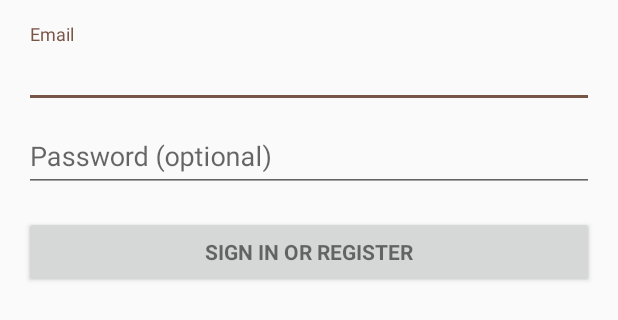
After one commit to hyerania/Vizion, an Android app: the layout activity_login.xml on its own in the app's theme, with its tools: preview values and no code run, on a phone screen of 412 x 824 dp. The commit adds this screen. Shown: the top 320 px of the screen. Run offline under Robolectric (Android 15) with nearby library versions, the phone set to English and light mode, and no system bars; network calls fail.

Commit message:
Setting up activity pages

```diff
--- a/src/app/VizionApp/app/build.gradle
+++ b/src/app/VizionApp/app/build.gradle
@@ -24,8 +24,9 @@
     androidTestCompile('com.android.support.test.espresso:espresso-core:2.2.2', {
         exclude group: 'com.android.support', module: 'support-annotations'
     })
+
     compile 'com.android.support:appcompat-v7:25.1.1'
+    compile 'com.android.volley:volley:1.0.0'
+    compile 'com.android.support:design:25.1.1'
     testCompile 'junit:junit:4.12'
-
-    compile 'com.android.volley:volley:1.0.0'
 }
--- /dev/null
+++ b/src/app/VizionApp/app/src/main/res/layout/activity_login.xml
@@ -0,0 +1,77 @@
+<LinearLayout xmlns:android="http://schemas.android.com/apk/res/android"
+    xmlns:tools="http://schemas.android.com/tools"
+    android:layout_width="match_parent"
+    android:layout_height="match_parent"
+    android:gravity="center_horizontal"
+    android:orientation="vertical"
+    android:paddingBottom="@dimen/activity_vertical_margin"
+    android:paddingLeft="@dimen/activity_horizontal_margin"
+    android:paddingRight="@dimen/activity_horizontal_margin"
+    android:paddingTop="@dimen/activity_vertical_margin"
+    tools:context="csce462.vizionapp.LoginActivity">
+
+    <!-- Login progress -->
+    <ProgressBar
+        android:id="@+id/login_progress"
+        style="?android:attr/progressBarStyleLarge"
+        android:layout_width="wrap_content"
+        android:layout_height="wrap_content"
+        android:layout_marginBottom="8dp"
+        android:visibility="gone" />
+
+    <ScrollView
+        android:id="@+id/login_form"
+        android:layout_width="match_parent"
+        android:layout_height="match_parent">
+
+        <LinearLayout
+            android:id="@+id/email_login_form"
+            android:layout_width="match_parent"
+            android:layout_height="wrap_content"
+            android:orientation="vertical">
+
+            <android.support.design.widget.TextInputLayout
+                android:layout_width="match_parent"
+                android:layout_height="wrap_content">
+
+                <AutoCompleteTextView
+                    android:id="@+id/email"
+                    android:layout_width="match_parent"
+                    android:layout_height="wrap_content"
+                    android:hint="@string/prompt_email"
+                    android:inputType="textEmailAddress"
+                    android:maxLines="1"
+                    android:singleLine="true" />
+
+            </android.support.design.widget.TextInputLayout>
+
+            <android.support.design.widget.TextInputLayout
+                android:layout_width="match_parent"
+                android:layout_height="wrap_content">
+
+                <EditText
+                    android:id="@+id/password"
+                    android:layout_width="match_parent"
+                    android:layout_height="wrap_content"
+                    android:hint="@string/prompt_password"
+                    android:imeActionId="@+id/login"
+                    android:imeActionLabel="@string/action_sign_in_short"
+                    android:imeOptions="actionUnspecified"
+                    android:inputType="textPassword"
+                    android:maxLines="1"
+                    android:singleLine="true" />
+
+            </android.support.design.widget.TextInputLayout>
+
+            <Button
+                android:id="@+id/email_sign_in_button"
+                style="?android:textAppearanceSmall"
+                android:layout_width="match_parent"
+                android:layout_height="wrap_content"
+                android:layout_marginTop="16dp"
+                android:text="@string/action_sign_in"
+                android:textStyle="bold" />
+
+        </LinearLayout>
+    </ScrollView>
+</LinearLayout>
--- a/src/app/VizionApp/app/src/main/res/values/strings.xml
+++ b/src/app/VizionApp/app/src/main/res/values/strings.xml
@@ -1,4 +1,20 @@
 <resources>
     <string name="app_name">VizionApp</string>
     <string name="url_request">Please enter URL link</string>
+    <string name="title_activity_login">Sign in</string>
+    <string name="dash_board">My Doors</string>
+    <string name="add_Doors">Add Door</string>
+
+    <!-- Strings related to login -->
+    <string name="prompt_email">Email</string>
+    <string name="prompt_password">Password (optional)</string>
+    <string name="action_sign_in">Sign in or register</string>
+    <string name="action_sign_in_short">Sign in</string>
+    <string name="error_invalid_email">This email address is invalid</string>
+    <string name="error_invalid_password">This password is too short</string>
+    <string name="error_incorrect_password">This password is incorrect</string>
+    <string name="error_field_required">This field is required</string>
+    <string name="permission_rationale">"Contacts permissions are needed for providing email
+        completions."
+    </string>
 </resources>
```
Also changed, not shown: src/app/VizionApp/app/src/main/AndroidManifest.xml (+14 -1 lines), src/app/VizionApp/app/src/main/java/csce462/vizionapp/AddDoor.java (added, +13 -0 lines), src/app/VizionApp/app/src/main/java/csce462/vizionapp/Dashboard.java (added, +54 -0 lines), src/app/VizionApp/app/src/main/java/csce462/vizionapp/LoginActivity.java (added, +349 -0 lines), src/app/VizionApp/app/src/main/java/csce462/vizionapp/MainActivity.java (+9 -1 lines), src/app/VizionApp/app/src/main/res/layout/activity_add_door.xml (added, +13 -0 lines), src/app/VizionApp/app/src/main/res/layout/activity_dashboard.xml (added, +26 -0 lines), src/app/VizionApp/app/src/main/res/layout/activity_main.xml (+8 -0 lines).
